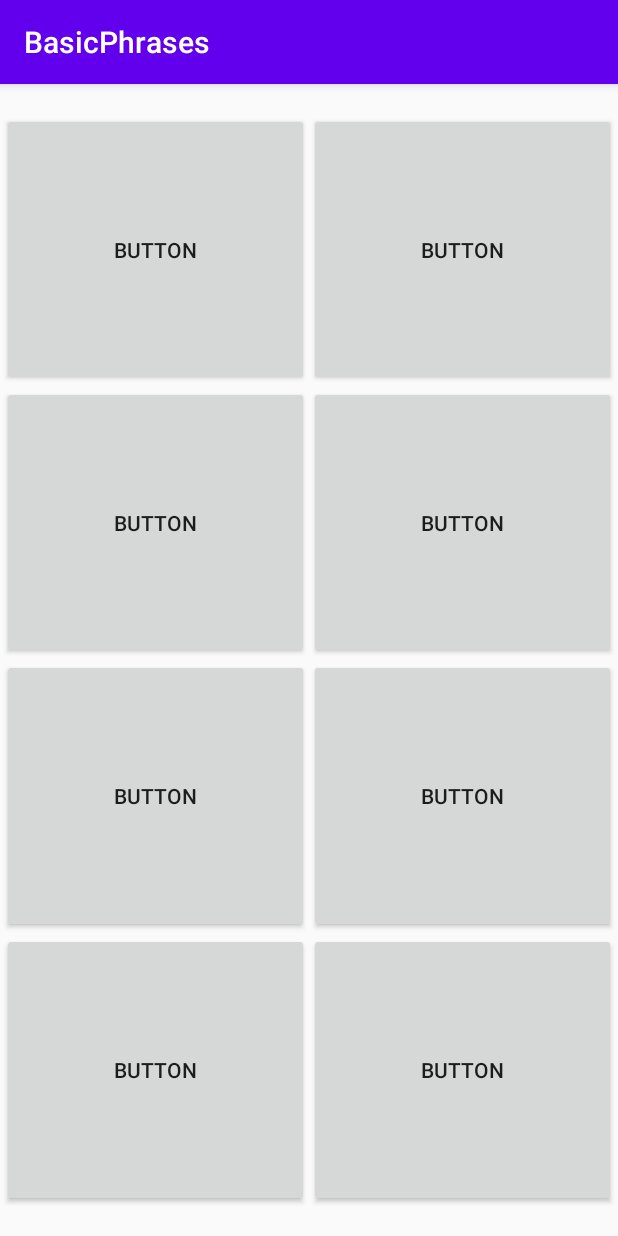
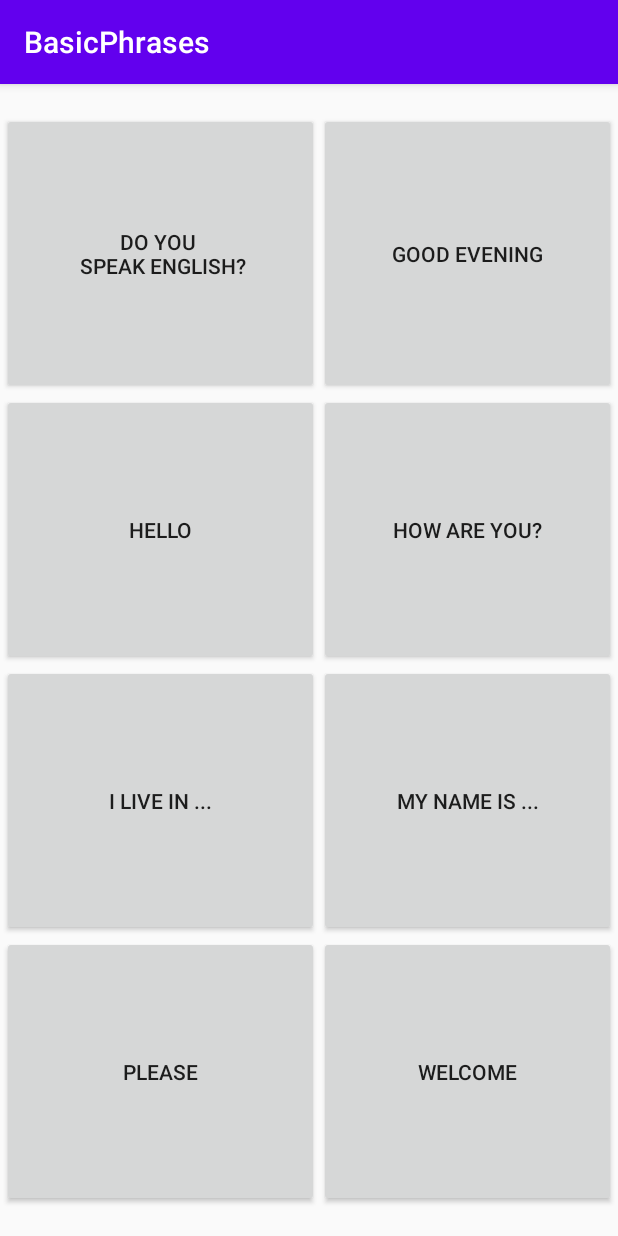
Before and after one commit to jrforbes24/androidProject, an Android app: the screen it shows after launch (MainActivity), on a phone screen of 412 x 824 dp. Run offline under Robolectric (Android 15) with nearby library versions, the phone set to English and light mode, and no system bars.

Commit message:
updated app initial commit

```diff
--- a/BasicPhrases/app/src/main/java/com/example/basicphrases/MainActivity.java
+++ b/BasicPhrases/app/src/main/java/com/example/basicphrases/MainActivity.java
@@ -2,7 +2,11 @@ package com.example.basicphrases;
 
 import androidx.appcompat.app.AppCompatActivity;
 
+import android.media.MediaPlayer;
 import android.os.Bundle;
+import android.util.Log;
+import android.view.View;
+import android.widget.Button;
 
 public class MainActivity extends AppCompatActivity {
 
@@ -11,4 +15,11 @@ public class MainActivity extends AppCompatActivity {
         super.onCreate(savedInstanceState);
         setContentView(R.layout.activity_main);
     }
+
+    public void saySometing(View view) {
+        Button buttonClicked =(Button) view;
+        Log.i("Button clicked", buttonClicked.getTag().toString() );
+        MediaPlayer mediaPlayer = MediaPlayer.create(this, getResources().getIdentifier(buttonClicked.getTag().toString(), "raw", getPackageName()));
+        mediaPlayer.start();
+    }
 }
--- a/BasicPhrases/app/src/main/res/layout/activity_main.xml
+++ b/BasicPhrases/app/src/main/res/layout/activity_main.xml
@@ -10,12 +10,12 @@
         android:id="@+id/theGrid"
         android:layout_width="409dp"
         android:layout_height="729dp"
-        android:layout_marginStart="1dp"
-        android:layout_marginLeft="1dp"
-        android:layout_marginTop="1dp"
-        android:layout_marginEnd="1dp"
-        android:layout_marginRight="1dp"
-        android:layout_marginBottom="1dp"
+        android:layout_marginStart="8dp"
+        android:layout_marginLeft="8dp"
+        android:layout_marginTop="8dp"
+        android:layout_marginEnd="8dp"
+        android:layout_marginRight="8dp"
+        android:layout_marginBottom="8dp"
         app:columnCount="2"
         app:layout_constraintBottom_toBottomOf="parent"
         app:layout_constraintEnd_toEndOf="parent"
@@ -26,49 +26,72 @@
         <Button
             android:id="@+id/button1"
             android:gravity="center"
-            android:text="Button"
+            android:onClick="saySometing"
+            android:tag="doyouspeakenglish"
+            android:text="Do you \n speak english?"
             app:layout_columnWeight="1"
             app:layout_rowWeight="1" />
+
         <Button
             android:id="@+id/button2"
             android:gravity="center"
-            android:text="Button"
+            android:onClick="saySometing"
+            android:tag="goodevening"
+            android:text="GOOD EVENING"
             app:layout_columnWeight="1"
             app:layout_rowWeight="1" />
+
         <Button
             android:id="@+id/button3"
             android:gravity="center"
-            android:text="Button"
+            android:onClick="saySometing"
+            android:tag="hello"
+            android:text="HELLO"
             app:layout_columnWeight="1"
             app:layout_rowWeight="1" />
+
         <Button
             android:id="@+id/button4"
             android:gravity="center"
-            android:text="Button"
+            android:onClick="saySometing"
+            android:tag="howareyou"
+            android:text="HOW ARE YOU?"
             app:layout_columnWeight="1"
             app:layout_rowWeight="1" />
+
         <Button
             android:id="@+id/button5"
             android:gravity="center"
-            android:text="Button"
+            android:onClick="saySometing"
+            android:tag="ilivein"
+            android:text="I LIVE IN ..."
             app:layout_columnWeight="1"
             app:layout_rowWeight="1" />
+
         <Button
             android:id="@+id/button6"
             android:gravity="center"
-            android:text="Button"
+            android:onClick="saySometing"
+            android:tag="mynameis"
+            android:text="MY NAME IS ..."
             app:layout_columnWeight="1"
             app:layout_rowWeight="1" />
+
         <Button
             android:id="@+id/button7"
             android:gravity="center"
-            android:text="Button"
+            android:onClick="saySometing"
+            android:tag="please"
+            android:text="PLEASE"
             app:layout_columnWeight="1"
             app:layout_rowWeight="1" />
+
         <Button
             android:id="@+id/button8"
             android:gravity="center"
-            android:text="Button"
+            android:onClick="saySometing"
+            android:tag="welcome"
+            android:text="WELCOME"
             app:layout_columnWeight="1"
             app:layout_rowWeight="1" />
     </androidx.gridlayout.widget.GridLayout>
```
Also changed, not shown: 8 other files.
